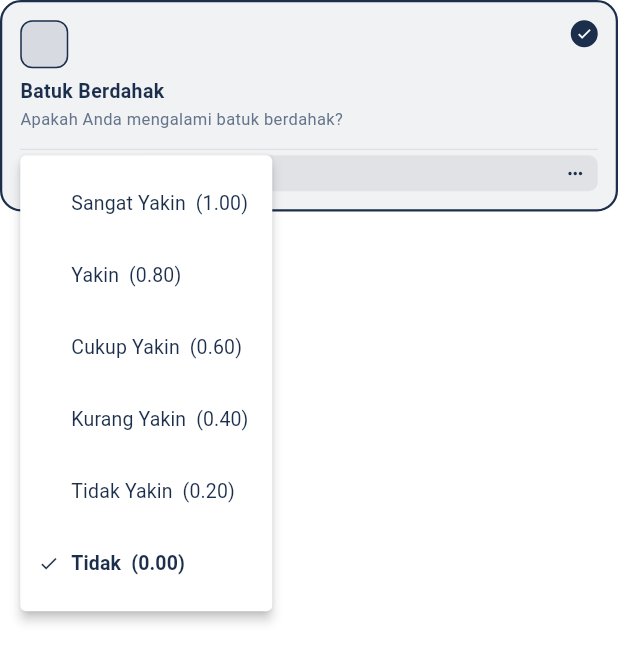
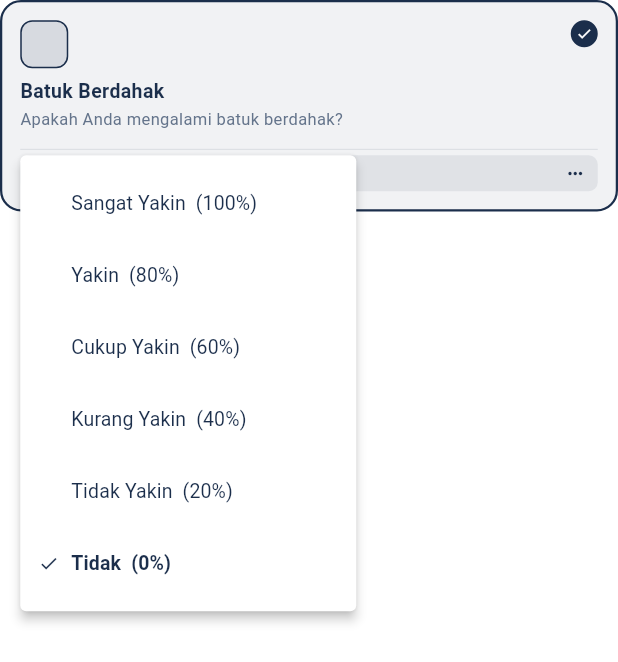
Before and after one commit to aKaeliriansu/SkriningTBC, a Flutter app: the _SymptomCard widget shown alone on an empty page, opened directly with sample values from the repository, after a tap on "Tidak", on a phone screen of 412 x 824 dp. Shown: the top 662 px of the screen. Run offline on Flutter 3.47's test engine with Material 3 defaults, Android fonts, the phone set to English and light mode, and no system bars; our stand-ins replace shared_preferences, webview_flutter; missing offline and left inert: dart:html; accounts and stored records are empty; network calls fail.

Commit message:
Perubahan Tampilan Tingkat Keyakinan jadi Persentase

```diff
--- a/TBCDetection-main/lib/screens/tb_detection_screen.dart
+++ b/TBCDetection-main/lib/screens/tb_detection_screen.dart
@@ -577,7 +577,7 @@ class _SymptomCard extends StatelessWidget {
                             ),
                             const SizedBox(width: 8),
                             Text(
-                              '${opt.label}  (${opt.value.toStringAsFixed(2)})',
+                              '${opt.label}  (${(opt.value * 100).toInt()}%)',
                               style: TextStyle(
                                 fontSize: 13,
                                 fontWeight: active
```
